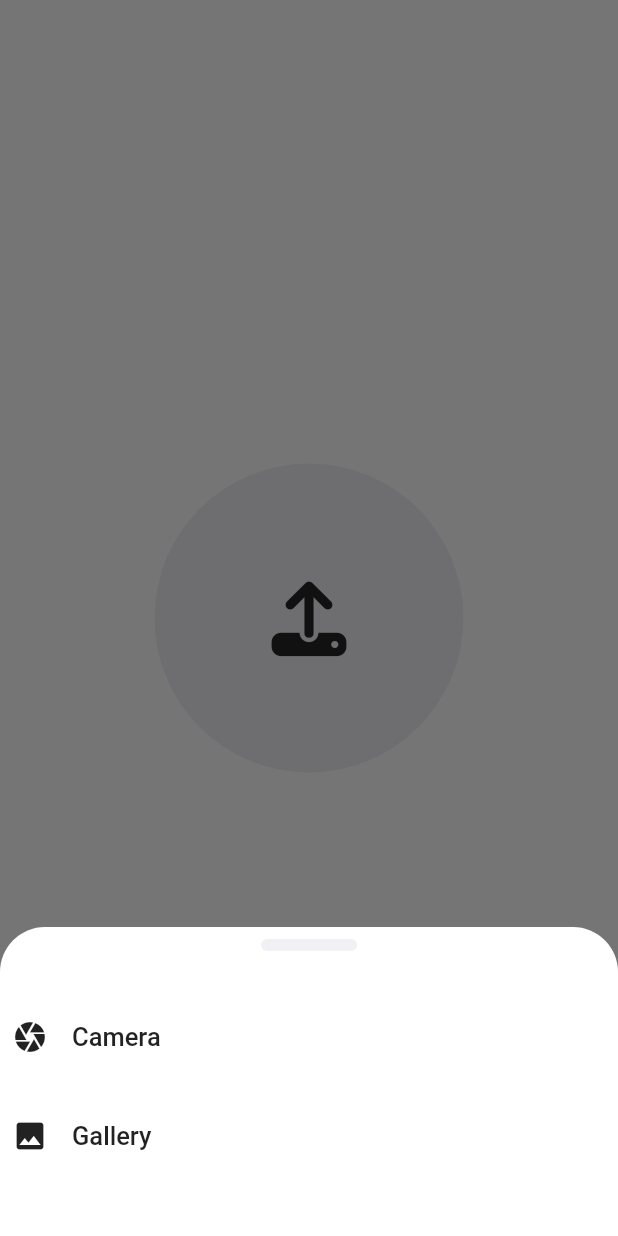
After one commit to rim4j/instagram_clone, a Flutter app: the CreatePostPage screen opened directly, after a tap on an icon or button, on a phone screen of 412 x 824 dp. The commit adds this screen. Run offline on Flutter 3.47's test engine with Material 2 defaults, Android fonts, the phone set to English and light mode, and no system bars; our stand-ins replace bloc, cached_network_image, equatable, flutter_bloc, flutter_spinkit, flutter_staggered_animations and 8 more.

Commit message:
create post page ui

```diff
--- a/lib/common/widgets/main_wrapper.dart
+++ b/lib/common/widgets/main_wrapper.dart
@@ -2,6 +2,7 @@ import 'package:flutter/material.dart';
 import 'package:flutter_bloc/flutter_bloc.dart';
 import 'package:instagram_clone/common/bloc/bottom_nav.dart';
 import 'package:instagram_clone/common/widgets/bottom_nav.dart';
+import 'package:instagram_clone/features/post/presentation/pages/create_post_page.dart';
 // import 'package:instagram_clone/config/theme/app_styles.dart';
 import 'package:instagram_clone/features/profile/presentation/pages/profile_page.dart';
 import 'package:instagram_clone/features/bookmark/presentation/pages/bookmark_page.dart';
@@ -21,12 +22,7 @@ class MainWrapper extends StatelessWidget {
     List<Widget> pages = [
       const HomePage(),
       const BookmarkPage(),
-      Container(
-        color: Colors.red,
-        child: const Center(
-          child: Text("create post"),
-        ),
-      ),
+      const CreatePostPage(),
       const SearchPage(),
       const ProfilePage(),
     ];
--- /dev/null
+++ b/lib/features/post/presentation/pages/create_post_page.dart
@@ -0,0 +1,232 @@
+import 'dart:io';
+import 'package:flutter/material.dart';
+import 'package:font_awesome_flutter/font_awesome_flutter.dart';
+import 'package:image_picker/image_picker.dart';
+import 'package:instagram_clone/common/constants/dimens.dart';
+import 'package:instagram_clone/common/widgets/custom_button.dart';
+import 'package:instagram_clone/config/theme/app_styles.dart';
+
+class CreatePostPage extends StatefulWidget {
+  const CreatePostPage({super.key});
+
+  @override
+  State<CreatePostPage> createState() => _CreatePostPageState();
+}
+
+class _CreatePostPageState extends State<CreatePostPage> {
+  final picker = ImagePicker();
+
+  File? selectedImage;
+
+  @override
+  Widget build(BuildContext context) {
+    ColorScheme colorScheme = Theme.of(context).colorScheme;
+    Size size = MediaQuery.of(context).size;
+    AppFontSize appFontSize = AppFontSize(size: size);
+    TextEditingController descriptionController = TextEditingController();
+
+    Future pickGalleryImage() async {
+      final pickedFile =
+          await picker.pickImage(source: ImageSource.gallery, imageQuality: 20);
+
+      if (pickedFile == null) return;
+
+      setState(() {
+        selectedImage = File(pickedFile.path);
+      });
+    }
+
+    Future pickCameraImage() async {
+      final pickedFile =
+          await picker.pickImage(source: ImageSource.camera, imageQuality: 20);
+
+      if (pickedFile == null) return;
+
+      setState(() {
+        selectedImage = File(pickedFile.path);
+      });
+    }
+
+    return Scaffold(
+      backgroundColor: colorScheme.background,
+      body: SafeArea(
+        child: Column(
+          mainAxisAlignment: MainAxisAlignment.center,
+          children: [
+            selectedImage != null
+                ? Padding(
+                    padding: const EdgeInsets.all(Dimens.medium),
+                    child: Column(
+                      children: [
+                        GestureDetector(
+                          onTap: () {
+                            _showModalBottomSheet(
+                              context,
+                              size,
+                              colorScheme,
+                              pickCameraImage,
+                              pickGalleryImage,
+                            );
+                          },
+                          child: ClipRRect(
+                            borderRadius: BorderRadius.circular(Dimens.large),
+                            child: Image.file(
+                              selectedImage!,
+                              fit: BoxFit.cover,
+                              height: size.width,
+                              width: size.width,
+                            ),
+                          ),
+                        ),
+                        const SizedBox(height: Dimens.large),
+                        TextField(
+                          controller: descriptionController,
+                          style: robotoRegular,
+                          decoration: InputDecoration(
+                            hintText: "description",
+                            hintStyle: robotoRegular,
+                          ),
+                        ),
+                        const SizedBox(height: Dimens.large),
+                        CustomButton(
+                          title: "post",
+                          appFontSize: appFontSize,
+                          onTap: () {
+                            print("create post");
+                          },
+                        )
+                      ],
+                    ),
+                  )
+                : Center(
+                    child: GestureDetector(
+                      onTap: () {
+                        _showModalBottomSheet(
+                          context,
+                          size,
+                          colorScheme,
+                          pickCameraImage,
+                          pickGalleryImage,
+                        );
+                      },
+                      child: Container(
+                        width: size.width / 2,
+                        height: size.width / 2,
+                        decoration: BoxDecoration(
+                          color: colorScheme.onSecondaryContainer,
+                          borderRadius: BorderRadius.circular(size.width / 2),
+                        ),
+                        child: Icon(
+                          FontAwesomeIcons.upload,
+                          size: 50,
+                          color: colorScheme.onSecondary,
+                        ),
+                      ),
+                    ),
+                  ),
+          ],
+        ),
+      ),
+    );
+  }
+
+  Future<dynamic> _showModalBottomSheet(
+    BuildContext context,
+    Size size,
+    ColorScheme colorScheme,
+    pickCameraImage,
+    pickGalleryImage,
+  ) async {
+    return showModalBottomSheet(
+      isScrollControlled: true,
+      context: context,
+      backgroundColor: Colors.transparent,
+      builder: ((context) {
+        return Padding(
+          padding: EdgeInsets.only(
+            bottom: MediaQuery.of(context).viewInsets.bottom,
+          ),
+          child: Container(
+            height: size.height / 4,
+            decoration: BoxDecoration(
+              color: colorScheme.background,
+              borderRadius: const BorderRadius.only(
+                topLeft: Radius.circular(Dimens.large - 2),
+                topRight: Radius.circular(Dimens.large - 2),
+              ),
+            ),
+            child: Column(
+              children: [
+                const SizedBox(height: Dimens.small),
+                Container(
+                  width: Dimens.xLarge,
+                  height: Dimens.small,
+                  decoration: BoxDecoration(
+                    color: colorScheme.onSecondaryContainer,
+                    borderRadius: BorderRadius.circular(Dimens.xLarge),
+                  ),
+                ),
+                const SizedBox(height: Dimens.large),
+                GestureDetector(
+                  onTap: () {
+                    print("selected image from camera");
+                    pickCameraImage();
+                    Navigator.pop(context);
+                  },
+                  child: Container(
+                    width: size.width,
+                    height: 50,
+                    color: colorScheme.background,
+                    child: Padding(
+                      padding: const EdgeInsets.all(Dimens.small),
+                      child: Row(
+                        children: [
+                          const Icon(Icons.camera),
+                          const SizedBox(width: Dimens.medium),
+                          Text(
+                            "Camera",
+                            style: robotoMedium.copyWith(
+                              fontSize: 17,
+                            ),
+                          ),
+                        ],
+                      ),
+                    ),
+                  ),
+                ),
+                const SizedBox(height: Dimens.medium),
+                GestureDetector(
+                  onTap: () {
+                    print("selected image from gallery");
+                    pickGalleryImage();
+                    Navigator.pop(context);
+                  },
+                  child: Container(
+                    width: size.width,
+                    height: 50,
+                    color: colorScheme.background,
+                    child: Padding(
+                      padding: const EdgeInsets.all(Dimens.small),
+                      child: Row(
+                        children: [
+                          const Icon(Icons.image),
+                          const SizedBox(width: Dimens.medium),
+                          Text(
+                            "Gallery",
+                            style: robotoMedium.copyWith(
+                              fontSize: 17,
+                            ),
+                          ),
+                        ],
+                      ),
+                    ),
+                  ),
+                ),
+              ],
+            ),
+          ),
+        );
+      }),
+    );
+  }
+}
--- a/pubspec.yaml
+++ b/pubspec.yaml
@@ -50,6 +50,7 @@ dependencies:
   readmore: ^2.2.0
   flutter_staggered_grid_view: ^0.7.0
   flutter_staggered_animations: ^1.1.1
+  image_picker: ^1.0.2
 
 dev_dependencies:
   flutter_test:
```
Also changed, not shown: pubspec.lock, 7 other files.
